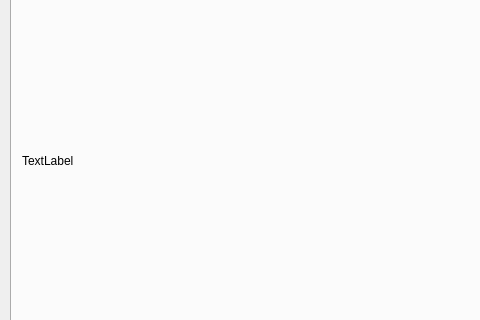
Qt form reportes.ui (HailNicole/App_Finanzas) before a commit; both pictures show x 0 to 480 and y 232 to 552 of the 1081 by 770 pixel window.
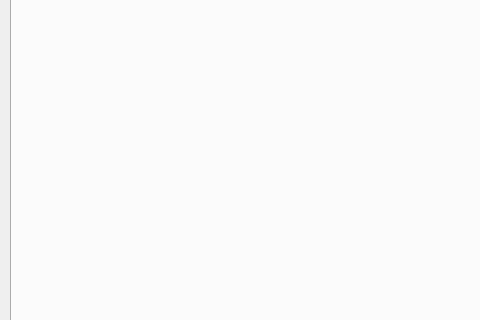
The same form after that commit. The open tabs and pages were chosen to show the change.

Patch:
```diff
--- a/reportes.ui
+++ b/reportes.ui
@@ -88,7 +88,7 @@
          </rect>
         </property>
         <property name="text">
-         <string>TextLabel</string>
+         <string/>
         </property>
        </widget>
       </widget>
```
Left out of the diff: 6 changed lines with no effect on the pictures.
